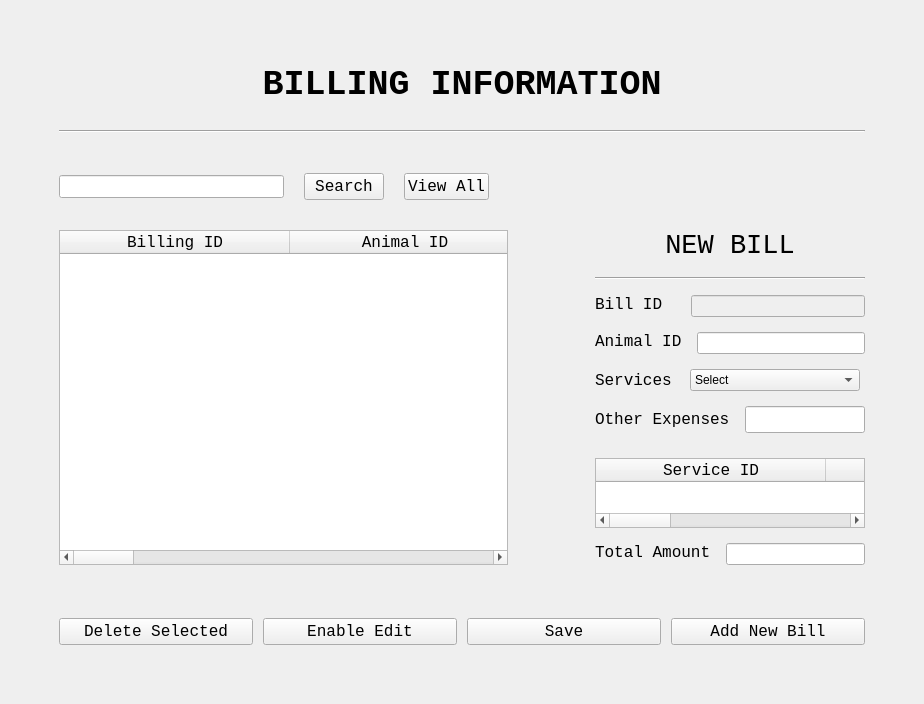
The window that BillingUI.ui (ASNaeem/Simple-VCMS) describes before a commit, drawn with Qt 5.
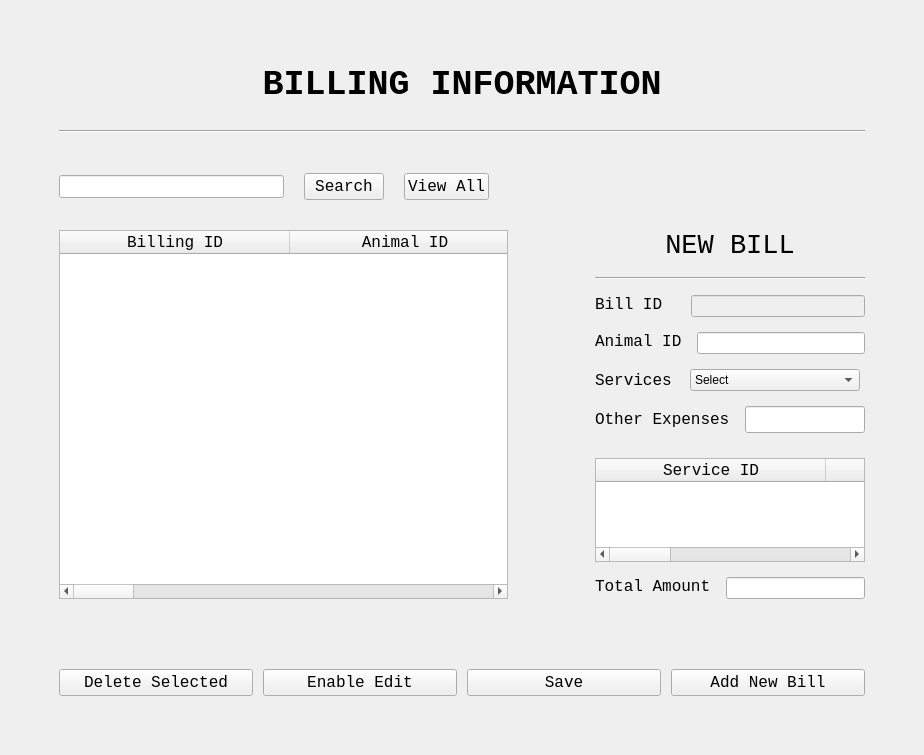
The same window after the commit.

Diff of the .ui file:
```diff
--- a/BillingUI.ui
+++ b/BillingUI.ui
@@ -7,7 +7,7 @@
     <x>0</x>
     <y>0</y>
     <width>924</width>
-    <height>704</height>
+    <height>755</height>
    </rect>
   </property>
   <property name="windowTitle">
```
Left out of the diff: 6 changed lines with no effect on the pictures.
